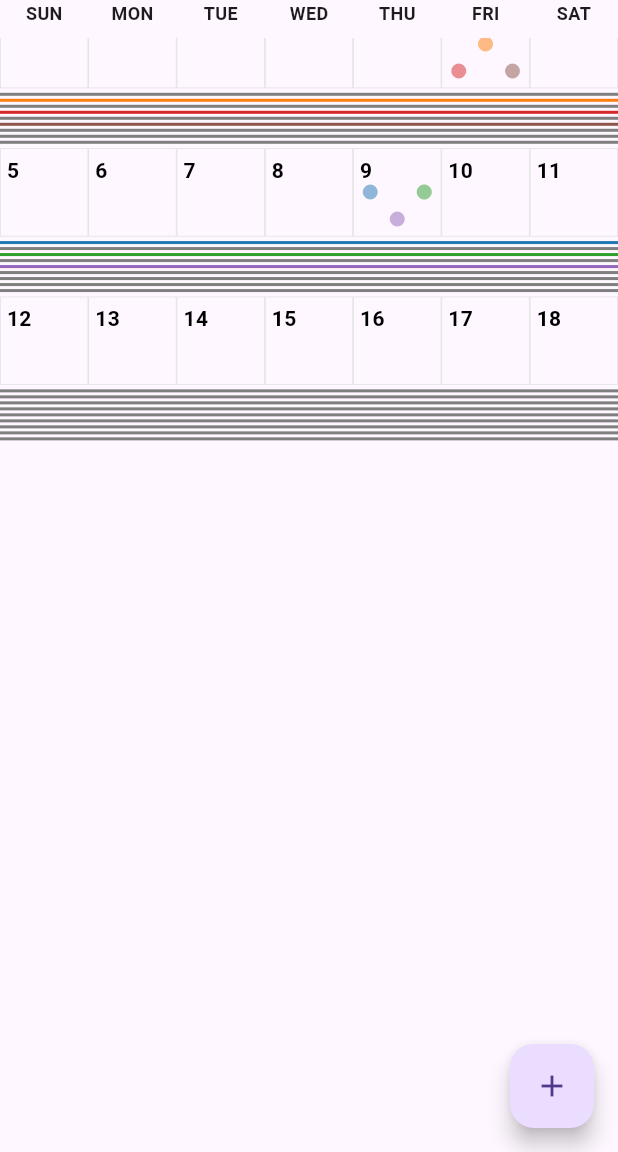
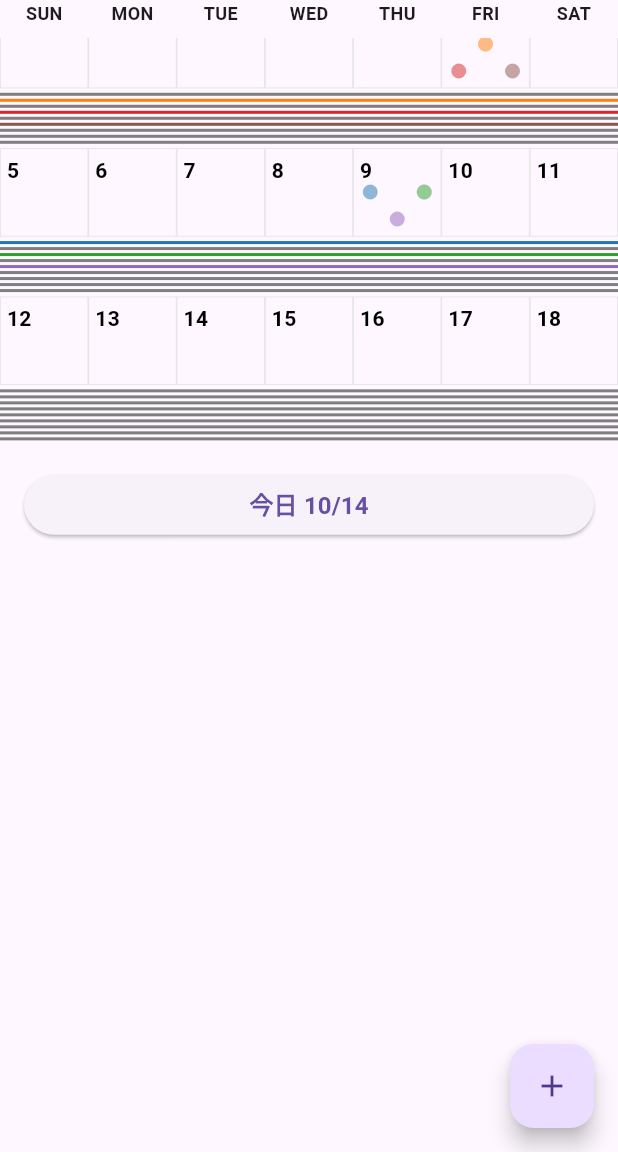
Before and after one commit to Sugisaki/keizoku, a Flutter app: the screen it shows after launch, on a phone screen of 412 x 824 dp, the part 84-1236 px from its top. Run offline on Flutter 3.47's test engine with Material 3 defaults, Android fonts, the phone set to English and light mode, and no system bars; our stand-ins replace shared_preferences.

Commit message:
カレンダーの一番下の今日の週を表示させるボタン

```diff
--- a/lib/main.dart
+++ b/lib/main.dart
@@ -59,6 +59,7 @@ class MyHomePage extends StatefulWidget {
 
 class _MyHomePageState extends State<MyHomePage> {
   DateTime? _displayMonth;
+  final CalendarWidgetController _calendarController = CalendarWidgetController();
 
   void _handleVisibleMonthChanged(DateTime date) {
     WidgetsBinding.instance.addPostFrameCallback((_) {
@@ -111,7 +112,9 @@ class _MyHomePageState extends State<MyHomePage> {
 
       final calendarHeight = (maxRows > 0 ? maxRows : 1) * singleWeekRowHeight;
 
-      bodyWidget = SizedBox(
+      bodyWidget = Column(
+        children: [
+          SizedBox(
             height: calendarHeight,
             child: CalendarWidget(
               settings: provider.settings,
@@ -120,7 +123,27 @@ class _MyHomePageState extends State<MyHomePage> {
               onVisibleMonthChanged: _handleVisibleMonthChanged,
               displayMonth: _displayMonth ?? DateTime.now(),
               maxRows: maxRows,
+              controller: _calendarController,
             ),
+          ),
+          const SizedBox(height: 16),
+          Padding(
+            padding: const EdgeInsets.symmetric(horizontal: 16.0),
+            child: SizedBox(
+              width: double.infinity,
+              child: ElevatedButton(
+                onPressed: () {
+                  _calendarController.scrollToBottom();
+                },
+                child: Text(
+                  '今日 ${DateFormat('M/d').format(DateTime.now())}',
+                  style: const TextStyle(fontSize: 16, fontWeight: FontWeight.bold),
+                ),
+              ),
+            ),
+          ),
+          const SizedBox(height: 16),
+        ],
       );
     }
 
--- a/lib/widgets/calendar_widget.dart
+++ b/lib/widgets/calendar_widget.dart
@@ -12,6 +12,7 @@ class CalendarWidget extends StatefulWidget {
   final Function(DateTime) onVisibleMonthChanged;
   final DateTime displayMonth;
   final int maxRows;
+  final CalendarWidgetController? controller;
 
   const CalendarWidget({
     super.key,
@@ -21,10 +22,27 @@ class CalendarWidget extends StatefulWidget {
     required this.onVisibleMonthChanged,
     required this.displayMonth,
     required this.maxRows,
+    this.controller,
   });
 
   @override
   State<CalendarWidget> createState() => _CalendarWidgetState();
+}
+
+class CalendarWidgetController {
+  _CalendarWidgetState? _state;
+
+  void _attach(_CalendarWidgetState state) {
+    _state = state;
+  }
+
+  void _detach() {
+    _state = null;
+  }
+
+  void scrollToBottom() {
+    _state?._scrollToBottom();
+  }
 }
 
 class _CalendarWidgetState extends State<CalendarWidget> {
@@ -39,10 +57,12 @@ class _CalendarWidgetState extends State<CalendarWidget> {
     super.initState();
     _generateAllWeeks();
     _scrollController.addListener(_scrollListener);
+    widget.controller?._attach(this);
   }
 
   @override
   void dispose() {
+    widget.controller?._detach();
     _scrollController.removeListener(_scrollListener);
     _scrollController.dispose();
     super.dispose();
@@ -151,6 +171,16 @@ class _CalendarWidgetState extends State<CalendarWidget> {
     });
   }
 
+  void _scrollToBottom() {
+    if (_scrollController.hasClients) {
+      _scrollController.animateTo(
+        _scrollController.position.maxScrollExtent,
+        duration: const Duration(milliseconds: 500),
+        curve: Curves.easeInOut,
+      );
+    }
+  }
+
   Widget _buildDayHeaders() {
       final dayNames = ['SUN', 'MON', 'TUE', 'WED', 'THU', 'FRI', 'SAT'];
       if (widget.settings.startOfWeek == DateTime.monday) {
```
Lines whose indentation alone changed are shown as unchanged.
